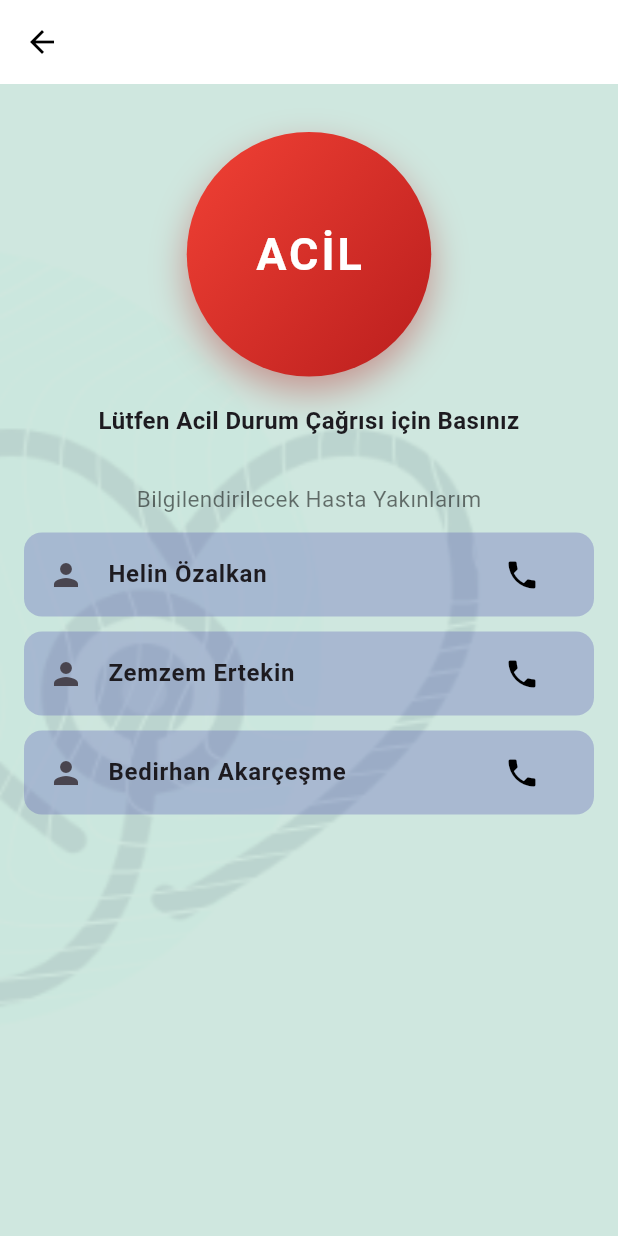
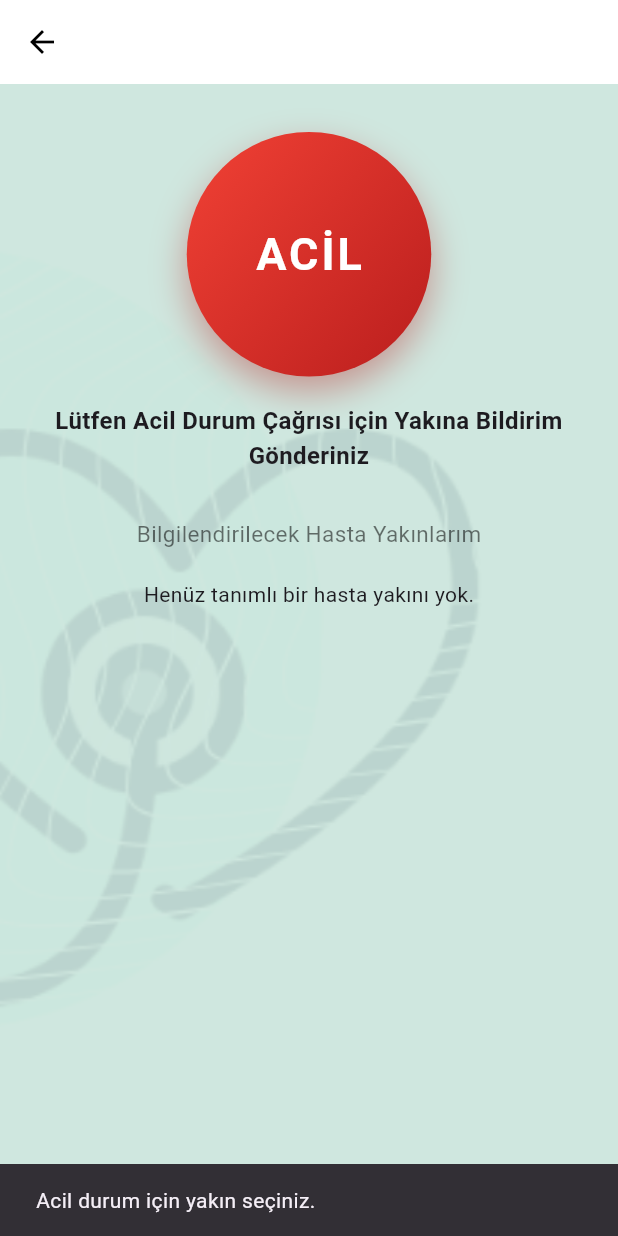
Before and after one commit to dilara-karaca/HealthAssistant, a Flutter app: the Emergency screen opened directly, after a tap on "ACİL", on a phone screen of 412 x 824 dp. Run offline on Flutter 3.47's test engine with Material 3 defaults, Android fonts, the light colour scheme and no system bars; our stand-ins replace cloud_firestore, firebase_auth, firebase_core, fl_chart, flutter_blue_plus, geolocator and 3 more; accounts and stored records are empty.

Commit message:
guncellemeler yapıldı

```diff
--- a/lib/screens/emergency.dart
+++ b/lib/screens/emergency.dart
@@ -1,12 +1,58 @@
 import 'package:flutter/material.dart';
-import 'package:url_launcher/url_launcher.dart';
+import 'package:firebase_auth/firebase_auth.dart';
+import 'package:cloud_firestore/cloud_firestore.dart';
 
-class Emergency extends StatelessWidget {
-  final List<Map<String, String>> contacts = [
-    {'name': 'Helin Özalkan', 'phone': '05*'},
-    {'name': 'Zemzem Ertekin', 'phone': '05*'},
-    {'name': 'Bedirhan Akarçeşme', 'phone': '05*'},
-  ];
+class Emergency extends StatefulWidget {
+  const Emergency({Key? key}) : super(key: key);
+
+  @override
+  State<Emergency> createState() => _EmergencyState();
+}
+
+class _EmergencyState extends State<Emergency> {
+  List<Map<String, String>> relatives = [];
+
+  @override
+  void initState() {
+    super.initState();
+    fetchRelatives();
+  }
+
+  Future<void> fetchRelatives() async {
+    final uid = FirebaseAuth.instance.currentUser?.uid;
+    if (uid == null) return;
+
+    final snapshot =
+        await FirebaseFirestore.instance
+            .collection('relatives')
+            .where('linkedPatient', isEqualTo: uid)
+            .get();
+
+    setState(() {
+      relatives =
+          snapshot.docs.map((doc) {
+            final Map<String, dynamic> data =
+                doc.data() as Map<String, dynamic>;
+            return {
+              'uid': data['uid'] as String? ?? '',
+              'name':
+                  '${data['name'] as String? ?? ''} ${data['surname'] as String? ?? ''}',
+            };
+          }).toList();
+    });
+  }
+
+  Future<void> sendEmergencyNotification(String relativeUid) async {
+    await FirebaseFirestore.instance.collection('notifications').add({
+      'to': relativeUid,
+      'message': 'Hastanız acil durum bildirimi gönderdi.',
+      'timestamp': Timestamp.now(),
+    });
+
+    ScaffoldMessenger.of(
+      context,
+    ).showSnackBar(const SnackBar(content: Text("Bildirim gönderildi.")));
+  }
 
   @override
   Widget build(BuildContext context) {
@@ -18,7 +64,6 @@ class Emergency extends StatelessWidget {
       ),
       body: Stack(
         children: [
-          // Arka plan resmi
           Positioned.fill(
             child: Image.asset('images/arka_plan.png', fit: BoxFit.cover),
           ),
@@ -27,7 +72,6 @@ class Emergency extends StatelessWidget {
             child: Column(
               children: [
                 const SizedBox(height: 16),
-                // ACİL BUTONU (DAİRESEL ve MODERN)
                 Center(
                   child: Container(
                     decoration: BoxDecoration(
@@ -47,7 +91,11 @@ class Emergency extends StatelessWidget {
                     ),
                     child: ElevatedButton(
                       onPressed: () {
-                        // Acil işlem yapılacaksa buraya
+                        ScaffoldMessenger.of(context).showSnackBar(
+                          const SnackBar(
+                            content: Text("Acil durum için yakın seçiniz."),
+                          ),
+                        );
                       },
                       style: ElevatedButton.styleFrom(
                         shape: const CircleBorder(),
@@ -70,7 +118,7 @@ class Emergency extends StatelessWidget {
                 ),
                 const SizedBox(height: 18),
                 const Text(
-                  'Lütfen Acil Durum Çağrısı için Basınız',
+                  'Lütfen Acil Durum Çağrısı için Yakına Bildirim Gönderiniz',
                   style: TextStyle(fontSize: 16, fontWeight: FontWeight.w600),
                   textAlign: TextAlign.center,
                 ),
@@ -80,8 +128,7 @@ class Emergency extends StatelessWidget {
                   style: TextStyle(fontSize: 15, color: Colors.black54),
                 ),
                 const SizedBox(height: 12),
-                // Yakınlar listesi
-                ...contacts.map(
+                ...relatives.map(
                   (contact) => Container(
                     margin: const EdgeInsets.only(bottom: 10),
                     decoration: BoxDecoration(
@@ -91,16 +138,26 @@ class Emergency extends StatelessWidget {
                     child: ListTile(
                       leading: const Icon(Icons.person),
                       title: Text(
-                        contact['name']!,
+                        contact['name'] ?? '',
                         style: const TextStyle(fontWeight: FontWeight.bold),
                       ),
                       trailing: IconButton(
-                        icon: const Icon(Icons.phone, color: Colors.black),
-                        onPressed: () => _makePhoneCall(contact['phone']!),
+                        icon: const Icon(
+                          Icons.notification_important,
+                          color: Colors.red,
+                        ),
+                        onPressed: () {
+                          sendEmergencyNotification(contact['uid'] ?? '');
+                        },
                       ),
                     ),
                   ),
                 ),
+                if (relatives.isEmpty)
+                  const Padding(
+                    padding: EdgeInsets.only(top: 8.0),
+                    child: Text("Henüz tanımlı bir hasta yakını yok."),
+                  ),
               ],
             ),
           ),
@@ -108,13 +165,4 @@ class Emergency extends StatelessWidget {
       ),
     );
   }
-
-  void _makePhoneCall(String phoneNumber) async {
-    final Uri phoneUri = Uri(scheme: 'tel', path: phoneNumber);
-    if (await canLaunchUrl(phoneUri)) {
-      await launchUrl(phoneUri);
-    } else {
-      throw 'Arama başlatılamadı: $phoneNumber';
-    }
-  }
 }
```
Also changed, not shown: lib/main.dart (+14 -17 lines), lib/screens/login_email_screen.dart (+6 -31 lines), lib/screens/login_phone_screen.dart (+11 -0 lines), lib/screens/patients_security.dart (+69 -3 lines), lib/screens/profile.dart (+44 -48 lines), lib/screens/register_patient_screen.dart (+33 -5 lines), lib/screens/register_relative_screen.dart (+55 -45 lines), lib/screens/reset_password.dart (+9 -7 lines).
